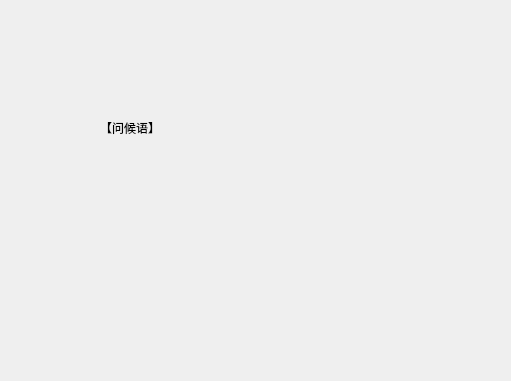
The window that src/mainwindow.ui (vmomenv/MOMODeskMind) describes before a commit, drawn with Qt 5; both pictures show x 0 to 511 and y 0 to 381 of the 800 by 600 pixel window.
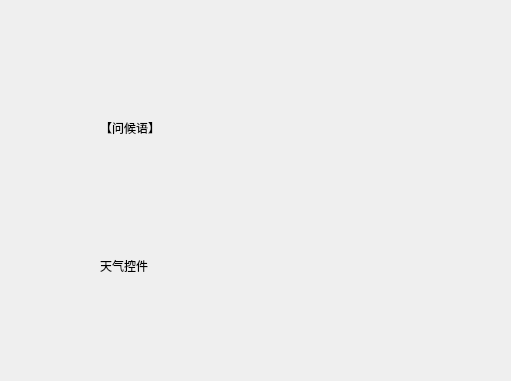
The same window after the commit.

Commit message: 更新天气控件

Patch:
```diff
--- a/src/mainwindow.ui
+++ b/src/mainwindow.ui
@@ -19,7 +19,7 @@
      <rect>
       <x>100</x>
       <y>120</y>
-      <width>141</width>
+      <width>331</width>
       <height>16</height>
      </rect>
     </property>
@@ -27,6 +27,19 @@
      <string>【问候语】</string>
     </property>
    </widget>
+   <widget class="QLabel" name="weatherLabel">
+    <property name="geometry">
+     <rect>
+      <x>100</x>
+      <y>210</y>
+      <width>111</width>
+      <height>111</height>
+     </rect>
+    </property>
+    <property name="text">
+     <string>天气控件</string>
+    </property>
+   </widget>
   </widget>
   <widget class="QMenuBar" name="menubar">
    <property name="geometry">
```
The commit also changes 3 other files.
